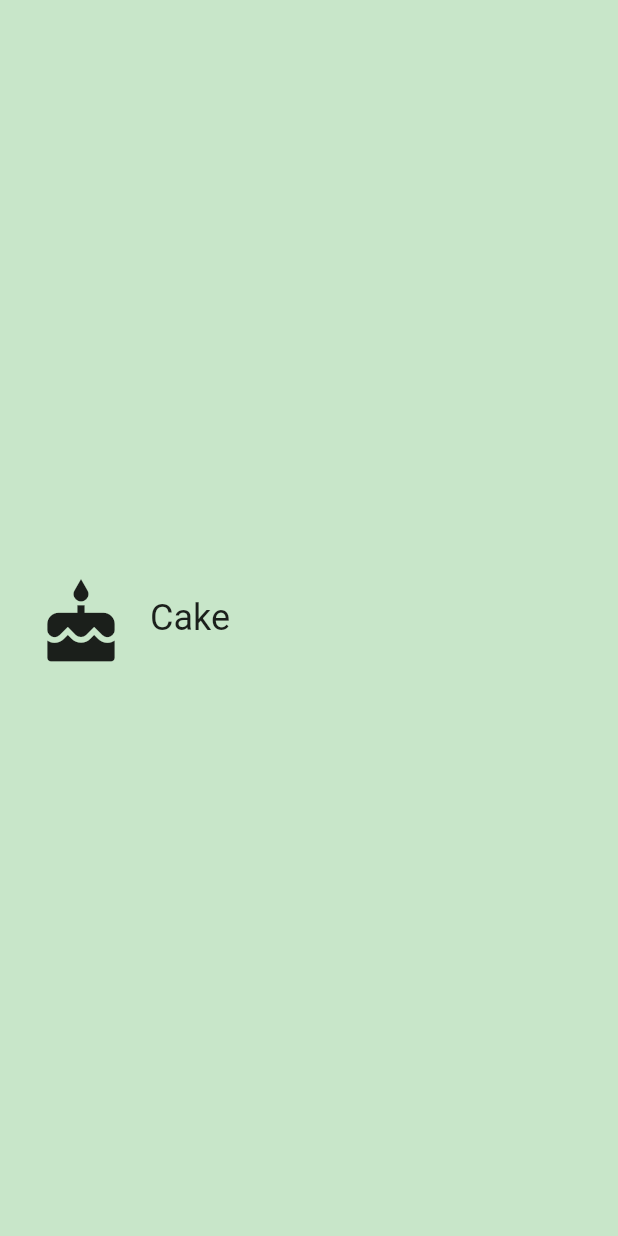
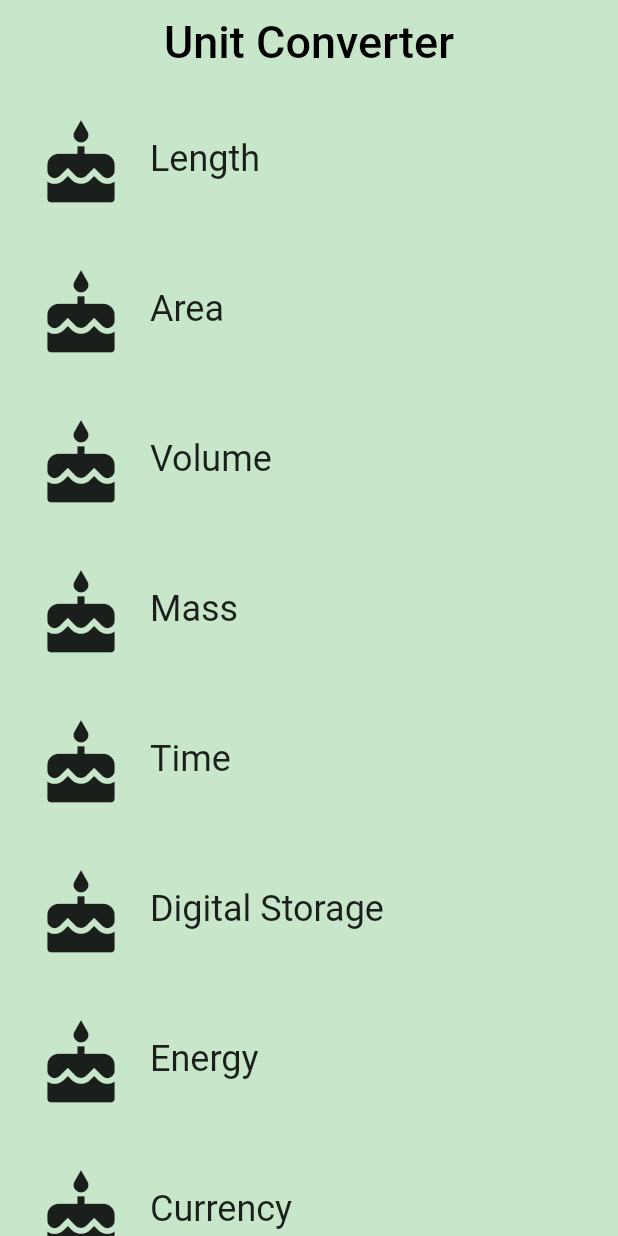
Before and after one commit to ankurg22/flutter-unit-converter, a Flutter app: the screen it shows after launch, on a phone screen of 412 x 824 dp. Run offline on Flutter 3.47's test engine with Material 2 defaults, Android fonts, the phone set to English and light mode, and no system bars.

Commit message:
New category screen with list

```diff
--- /dev/null
+++ b/lib/category_screen.dart
@@ -0,0 +1,69 @@
+import 'package:flutter/material.dart';
+import 'package:unit_converter/category.dart';
+
+final _backgroundColor = Colors.green[100];
+
+///Home screen for Unit Converter app. Shows a header and list of [Category]
+class CategoryScreen extends StatelessWidget {
+  const CategoryScreen();
+
+  static const _categoryNames = <String>[
+    'Length',
+    'Area',
+    'Volume',
+    'Mass',
+    'Time',
+    'Digital Storage',
+    'Energy',
+    'Currency'
+  ];
+
+  static const _baseColors = <Color>[
+    Colors.teal,
+    Colors.orange,
+    Colors.pinkAccent,
+    Colors.blueAccent,
+    Colors.yellow,
+    Colors.greenAccent,
+    Colors.purpleAccent,
+    Colors.red,
+  ];
+
+  @override
+  Widget build(BuildContext context) {
+    final categories = <Category>[];
+
+    for (var i = 0; i < _categoryNames.length; i++) {
+      categories.add(
+        Category(
+            name: _categoryNames[i],
+            color: _baseColors[i],
+            iconLocation: Icons.cake),
+      );
+    }
+
+    final appBar = AppBar(
+      elevation: 0,
+      title: Text(
+        'Unit Converter',
+        style: TextStyle(
+          fontSize: 30.0,
+          color: Colors.black,
+        ),
+      ),
+      backgroundColor: _backgroundColor,
+      centerTitle: true,
+    );
+
+    final listView = Container(
+        color: _backgroundColor,
+        child: ListView(
+          children: categories,
+        ));
+
+    return Scaffold(
+      appBar: appBar,
+      body: listView,
+    );
+  }
+}
--- a/lib/main.dart
+++ b/lib/main.dart
@@ -1,13 +1,9 @@
 import 'package:flutter/material.dart';
-import 'category.dart';
+import 'package:unit_converter/category_screen.dart';
 
 void main() {
   runApp(UnitConverterApp());
 }
-
-const _categoryName = 'Cake';
-const _categoryIcon = Icons.cake;
-const _categoryColor = Colors.green;
 
 class UnitConverterApp extends StatelessWidget {
   @override
@@ -15,16 +11,7 @@ class UnitConverterApp extends StatelessWidget {
     return MaterialApp(
       debugShowCheckedModeBanner: false,
       title: 'Unit Converter',
-      home: Scaffold(
-        backgroundColor: Colors.green[100],
-        body: Center(
-          child: Category(
-            name: _categoryName,
-            color: _categoryColor,
-            iconLocation: _categoryIcon,
-          ),
-        ),
-      ),
+      home: CategoryScreen(),
     );
   }
 }
```
